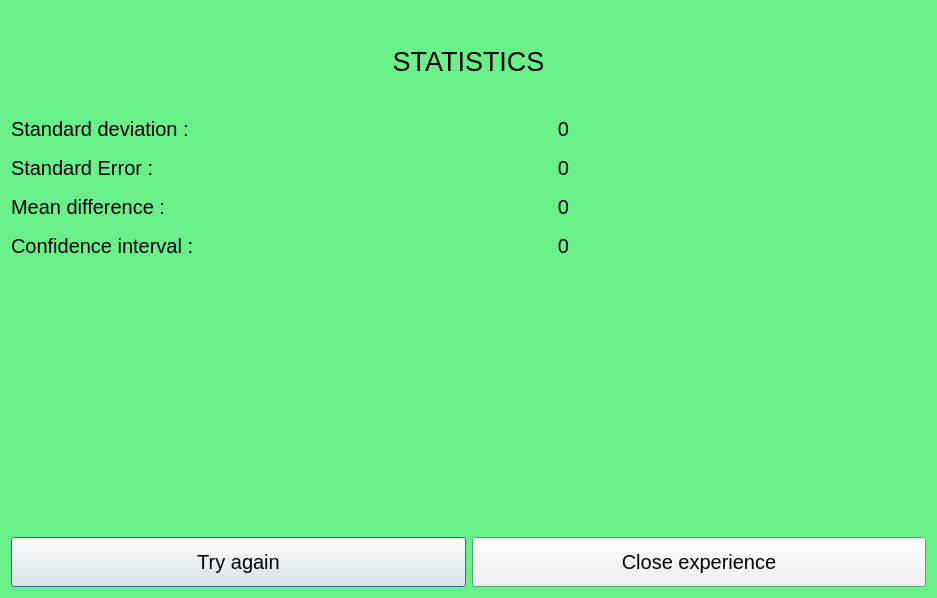
The window that gui/resultsview.ui (SophieShirine/FittsLaw) describes before a commit, drawn with Qt 5.
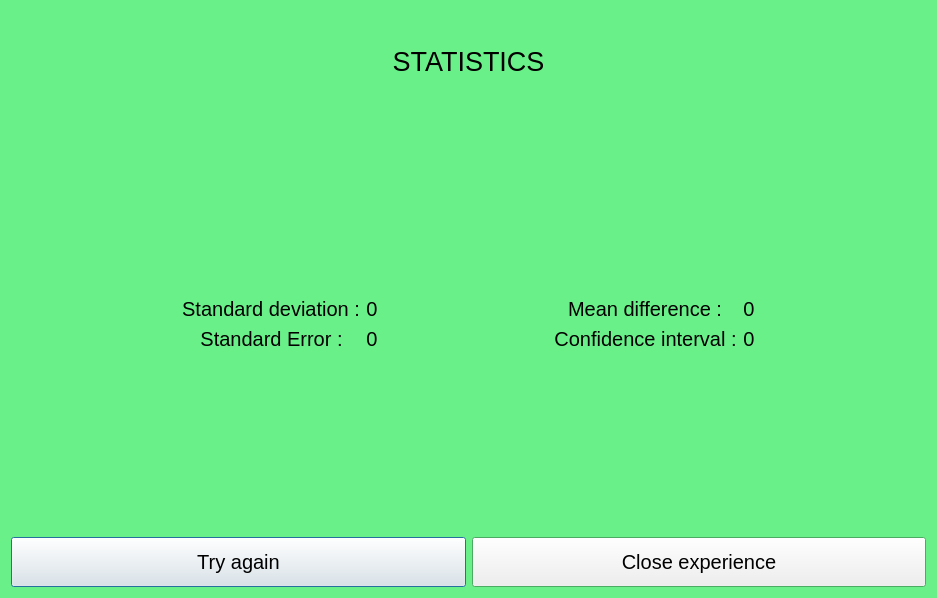
The same window after the commit.

The edit to the form file:
```diff
--- a/gui/resultsview.ui
+++ b/gui/resultsview.ui
@@ -79,40 +79,69 @@
   </property>
   <layout class="QVBoxLayout" name="verticalLayout">
    <item>
-    <layout class="QHBoxLayout" name="resultsLayout">
+    <layout class="QVBoxLayout" name="statsLayout">
      <item>
       <layout class="QVBoxLayout" name="chartLayout"/>
      </item>
      <item>
-      <layout class="QVBoxLayout" name="statsLayout">
+      <widget class="QLabel" name="statsLabel">
+       <property name="maximumSize">
+        <size>
+         <width>16777215</width>
+         <height>100</height>
+        </size>
+       </property>
+       <property name="font">
+        <font>
+         <pointsize>20</pointsize>
+        </font>
+       </property>
+       <property name="text">
+        <string>STATISTICS</string>
+       </property>
+       <property name="alignment">
+        <set>Qt::AlignCenter</set>
+       </property>
+      </widget>
+     </item>
+     <item>
+      <spacer name="verticalSpacer_2">
+       <property name="orientation">
+        <enum>Qt::Vertical</enum>
+       </property>
+       <property name="sizeType">
+        <enum>QSizePolicy::Maximum</enum>
+       </property>
+       <property name="sizeHint" stdset="0">
+        <size>
+         <width>20</width>
+         <height>30</height>
+        </size>
+       </property>
+      </spacer>
+     </item>
+     <item>
+      <layout class="QHBoxLayout" name="statsValueLayout">
        <item>
-        <widget class="QLabel" name="statsLabel">
-         <property name="maximumSize">
+        <spacer name="horizontalSpacer">
+         <property name="orientation">
+          <enum>Qt::Horizontal</enum>
+         </property>
+         <property name="sizeHint" stdset="0">
           <size>
-           <width>16777215</width>
-           <height>100</height>
+           <width>30</width>
+           <height>20</height>
           </size>
          </property>
-         <property name="font">
-          <font>
-           <pointsize>20</pointsize>
-          </font>
-         </property>
-         <property name="text">
-          <string>STATISTICS</string>
-         </property>
-         <property name="alignment">
-          <set>Qt::AlignCenter</set>
-         </property>
-        </widget>
+        </spacer>
        </item>
        <item>
-        <layout class="QFormLayout" name="statsValuesLayout">
-         <property name="horizontalSpacing">
-          <number>7</number>
+        <layout class="QFormLayout" name="formLayout_2">
+         <property name="labelAlignment">
+          <set>Qt::AlignCenter</set>
          </property>
-         <property name="verticalSpacing">
-          <number>15</number>
+         <property name="formAlignment">
+          <set>Qt::AlignCenter</set>
          </property>
          <item row="0" column="0">
           <widget class="QLabel" name="sDevLabel">
@@ -124,6 +153,9 @@
            <property name="text">
             <string>Standard deviation :</string>
            </property>
+           <property name="alignment">
+            <set>Qt::AlignCenter</set>
+           </property>
           </widget>
          </item>
          <item row="0" column="1">
@@ -151,6 +183,9 @@
            <property name="text">
             <string>Standard Error :</string>
            </property>
+           <property name="alignment">
+            <set>Qt::AlignCenter</set>
+           </property>
           </widget>
          </item>
          <item row="1" column="1">
@@ -168,7 +203,30 @@
            </property>
           </widget>
          </item>
-         <item row="2" column="0">
+        </layout>
+       </item>
+       <item>
+        <spacer name="horizontalSpacer_3">
+         <property name="orientation">
+          <enum>Qt::Horizontal</enum>
+         </property>
+         <property name="sizeHint" stdset="0">
+          <size>
+           <width>40</width>
+           <height>20</height>
+          </size>
+         </property>
+        </spacer>
+       </item>
+       <item>
+        <layout class="QFormLayout" name="formLayout">
+         <property name="labelAlignment">
+          <set>Qt::AlignCenter</set>
+         </property>
+         <property name="formAlignment">
+          <set>Qt::AlignCenter</set>
+         </property>
+         <item row="0" column="0">
           <widget class="QLabel" name="mDiffLabel">
            <property name="font">
             <font>
@@ -178,9 +236,12 @@
            <property name="text">
             <string>Mean difference :</string>
            </property>
+           <property name="alignment">
+            <set>Qt::AlignCenter</set>
+           </property>
           </widget>
          </item>
-         <item row="2" column="1">
+         <item row="0" column="1">
           <widget class="QLabel" name="mDiff">
            <property name="font">
             <font>
@@ -195,7 +256,7 @@
            </property>
           </widget>
          </item>
-         <item row="3" column="0">
+         <item row="1" column="0">
           <widget class="QLabel" name="cIntLabel">
            <property name="font">
             <font>
@@ -205,9 +266,12 @@
            <property name="text">
             <string>Confidence interval :</string>
            </property>
+           <property name="alignment">
+            <set>Qt::AlignCenter</set>
+           </property>
           </widget>
          </item>
-         <item row="3" column="1">
+         <item row="1" column="1">
           <widget class="QLabel" name="cInt">
            <property name="font">
             <font>
@@ -224,10 +288,39 @@
          </item>
         </layout>
        </item>
+       <item>
+        <spacer name="horizontalSpacer_2">
+         <property name="orientation">
+          <enum>Qt::Horizontal</enum>
+         </property>
+         <property name="sizeHint" stdset="0">
+          <size>
+           <width>40</width>
+           <height>20</height>
+          </size>
+         </property>
+        </spacer>
+       </item>
       </layout>
      </item>
     </layout>
    </item>
+   <item>
+    <spacer name="verticalSpacer">
+     <property name="orientation">
+      <enum>Qt::Vertical</enum>
+     </property>
+     <property name="sizeType">
+      <enum>QSizePolicy::Maximum</enum>
+     </property>
+     <property name="sizeHint" stdset="0">
+      <size>
+       <width>20</width>
+       <height>30</height>
+      </size>
+     </property>
+    </spacer>
+   </item>
    <item>
     <layout class="QHBoxLayout" name="btnLayout">
      <item>
```
